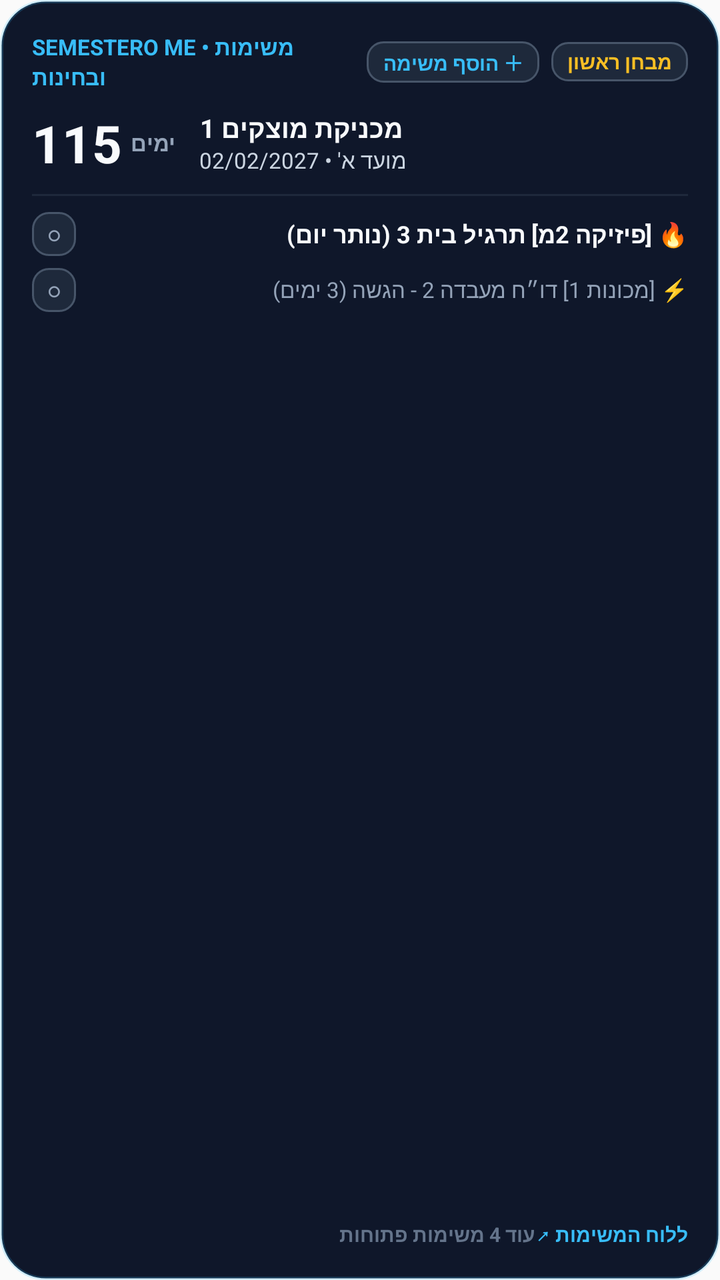
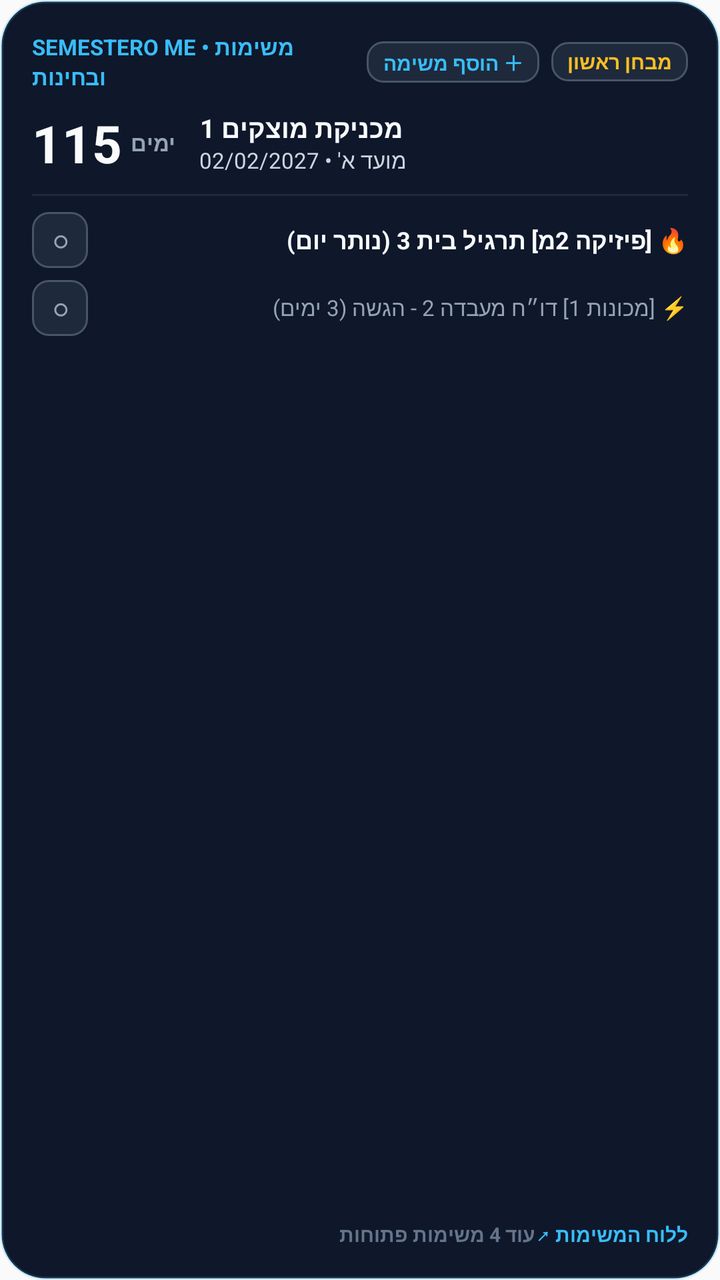

Compare the two renders of this Android layout. The source of the first and the diff that turns it into the second are given below.
<!-- AndroidManifest.xml: application theme AppTheme -->
<!-- res/layout/widget_tasks_exam.xml -->
<?xml version="1.0" encoding="utf-8"?>
<LinearLayout xmlns:android="http://schemas.android.com/apk/res/android"
    android:id="@+id/widget_tasks_root"
    android:layout_width="match_parent"
    android:layout_height="match_parent"
    android:background="@drawable/widget_card_bg"
    android:orientation="vertical"
    android:padding="16dp">

    
    <LinearLayout
        android:layout_width="match_parent"
        android:layout_height="wrap_content"
        android:orientation="horizontal"
        android:gravity="center_vertical">

        <TextView
            android:layout_width="0dp"
            android:layout_height="wrap_content"
            android:layout_weight="1"
            android:text="SEMESTERO ME • משימות ובחינות"
            android:textColor="#38bdf8"
            android:textSize="11sp"
            android:textStyle="bold" />

        <TextView
            android:id="@+id/btn_widget_add_task"
            android:layout_width="wrap_content"
            android:layout_height="wrap_content"
            android:layout_marginEnd="6dp"
            android:background="@drawable/widget_badge_bg"
            android:paddingLeft="8dp"
            android:paddingRight="8dp"
            android:paddingTop="3dp"
            android:paddingBottom="3dp"
            android:text="＋ הוסף משימה"
            android:textColor="#38bdf8"
            android:textSize="10sp"
            android:textStyle="bold" />

        <TextView
            android:id="@+id/widget_exam_countdown_badge"
            android:layout_width="wrap_content"
            android:layout_height="wrap_content"
            android:background="@drawable/widget_badge_bg"
            android:paddingLeft="8dp"
            android:paddingRight="8dp"
            android:paddingTop="3dp"
            android:paddingBottom="3dp"
            android:text="מבחן ראשון"
            android:textColor="#fbbf24"
            android:textSize="10sp"
            android:textStyle="bold" />
    </LinearLayout>

    
    <LinearLayout
        android:layout_width="match_parent"
        android:layout_height="wrap_content"
        android:layout_marginTop="8dp"
        android:orientation="horizontal"
        android:gravity="center_vertical">

        <TextView
            android:id="@+id/widget_exam_huge_days"
            android:layout_width="wrap_content"
            android:layout_height="wrap_content"
            android:text="115"
            android:textColor="#f8fafc"
            android:textSize="26sp"
            android:textStyle="bold" />

        <TextView
            android:layout_width="wrap_content"
            android:layout_height="wrap_content"
            android:layout_marginStart="4dp"
            android:text="ימים"
            android:textColor="#94a3b8"
            android:textSize="11sp"
            android:textStyle="bold" />

        <LinearLayout
            android:layout_width="0dp"
            android:layout_height="wrap_content"
            android:layout_weight="1"
            android:layout_marginStart="12dp"
            android:orientation="vertical">

            <TextView
                android:id="@+id/widget_exam_title"
                android:layout_width="wrap_content"
                android:layout_height="wrap_content"
                android:text="מכניקת מוצקים 1"
                android:textColor="#f8fafc"
                android:textSize="13sp"
                android:textStyle="bold"
                android:maxLines="1"
                android:ellipsize="end" />

            <TextView
                android:id="@+id/widget_exam_sub"
                android:layout_width="wrap_content"
                android:layout_height="wrap_content"
                android:text="מועד א' • 02/02/2027"
                android:textColor="#cbd5e1"
                android:textSize="11sp" />
        </LinearLayout>
    </LinearLayout>

    
    <FrameLayout
        android:layout_width="match_parent"
        android:layout_height="1dp"
        android:layout_marginTop="8dp"
        android:layout_marginBottom="8dp"
        android:background="#1e293b" />

    
    <LinearLayout
        android:layout_width="match_parent"
        android:layout_height="wrap_content"
        android:orientation="vertical">

        
        <LinearLayout
            android:id="@+id/widget_task_row_1"
            android:layout_width="match_parent"
            android:layout_height="wrap_content"
            android:gravity="center_vertical"
            android:orientation="horizontal">

            <TextView
                android:id="@+id/btn_complete_task_1"
                android:layout_width="22dp"
                android:layout_height="22dp"
                android:background="@drawable/widget_badge_bg"
                android:gravity="center"
                android:text="○"
                android:textColor="#94a3b8"
                android:textSize="12sp"
                android:textStyle="bold" />

            <TextView
                android:id="@+id/widget_task_item_1"
                android:layout_width="0dp"
                android:layout_height="wrap_content"
                android:layout_weight="1"
                android:layout_marginLeft="8dp"
                android:text="🔥 [פיזיקה 2מ] תרגיל בית 3 (נותר יום)"
                android:textColor="#f8fafc"
                android:textSize="12sp"
                android:textStyle="bold"
                android:maxLines="1"
                android:ellipsize="end" />
        </LinearLayout>

        
        <LinearLayout
            android:id="@+id/widget_task_row_2"
            android:layout_width="match_parent"
            android:layout_height="wrap_content"
            android:layout_marginTop="6dp"
            android:gravity="center_vertical"
            android:orientation="horizontal">

            <TextView
                android:id="@+id/btn_complete_task_2"
                android:layout_width="22dp"
                android:layout_height="22dp"
                android:background="@drawable/widget_badge_bg"
                android:gravity="center"
                android:text="○"
                android:textColor="#94a3b8"
                android:textSize="12sp"
                android:textStyle="bold" />

            <TextView
                android:id="@+id/widget_task_item_2"
                android:layout_width="0dp"
                android:layout_height="wrap_content"
                android:layout_weight="1"
                android:layout_marginLeft="8dp"
                android:text="⚡ [מכונות 1] דו״ח מעבדה 2 - הגשה (3 ימים)"
                android:textColor="#94a3b8"
                android:textSize="11sp"
                android:maxLines="1"
                android:ellipsize="end" />
        </LinearLayout>
    </LinearLayout>

    
    <FrameLayout
        android:layout_width="match_parent"
        android:layout_height="0dp"
        android:layout_weight="1" />

    
    <LinearLayout
        android:layout_width="match_parent"
        android:layout_height="wrap_content"
        android:orientation="horizontal"
        android:gravity="center_vertical">

        <TextView
            android:id="@+id/widget_tasks_count_summary"
            android:layout_width="0dp"
            android:layout_height="wrap_content"
            android:layout_weight="1"
            android:text="עוד 4 משימות פתוחות"
            android:textColor="#64748b"
            android:textSize="10sp"
            android:textStyle="bold" />

        <TextView
            android:layout_width="wrap_content"
            android:layout_height="wrap_content"
            android:text="ללוח המשימות ↗"
            android:textColor="#38bdf8"
            android:textSize="10sp"
            android:textStyle="bold" />
    </LinearLayout>
</LinearLayout>
<!-- resources referenced by this layout -->
<resources>
  <!-- drawable widget_badge_bg (drawable) -->
  <?xml version="1.0" encoding="utf-8"?>
  <shape xmlns:android="http://schemas.android.com/apk/res/android"
      android:shape="rectangle">
      <solid android:color="#1e293b" />
      <corners android:radius="8dp" />
      <stroke
          android:width="1dp"
          android:color="#475569" />
  </shape>
  <!-- drawable widget_card_bg (drawable) -->
  <?xml version="1.0" encoding="utf-8"?>
  <shape xmlns:android="http://schemas.android.com/apk/res/android"
      android:shape="rectangle">
      <solid android:color="#0f172a" />
      <corners android:radius="22dp" />
      <stroke
          android:width="1.5dp"
          android:color="#3338bdf8" />
  </shape>
  <style name="AppTheme" parent="Theme.AppCompat.Light.DarkActionBar">
          
          <item name="colorPrimary">@color/colorPrimary</item>
          <item name="colorPrimaryDark">@color/colorPrimaryDark</item>
          <item name="colorAccent">@color/colorAccent</item>
      </style>
</resources>

<!-- the commit's change to res/layout/widget_tasks_exam.xml (unified diff, before → after) -->
@@ -131,13 +131,13 @@
 
             <TextView
                 android:id="@+id/btn_complete_task_1"
-                android:layout_width="22dp"
-                android:layout_height="22dp"
+                android:layout_width="28dp"
+                android:layout_height="28dp"
                 android:background="@drawable/widget_badge_bg"
                 android:gravity="center"
                 android:text="○"
                 android:textColor="#94a3b8"
-                android:textSize="12sp"
+                android:textSize="14sp"
                 android:textStyle="bold" />
 
             <TextView
@@ -165,13 +165,13 @@
 
             <TextView
                 android:id="@+id/btn_complete_task_2"
-                android:layout_width="22dp"
-                android:layout_height="22dp"
+                android:layout_width="28dp"
+                android:layout_height="28dp"
                 android:background="@drawable/widget_badge_bg"
                 android:gravity="center"
                 android:text="○"
                 android:textColor="#94a3b8"
-                android:textSize="12sp"
+                android:textSize="14sp"
                 android:textStyle="bold" />
 
             <TextView
